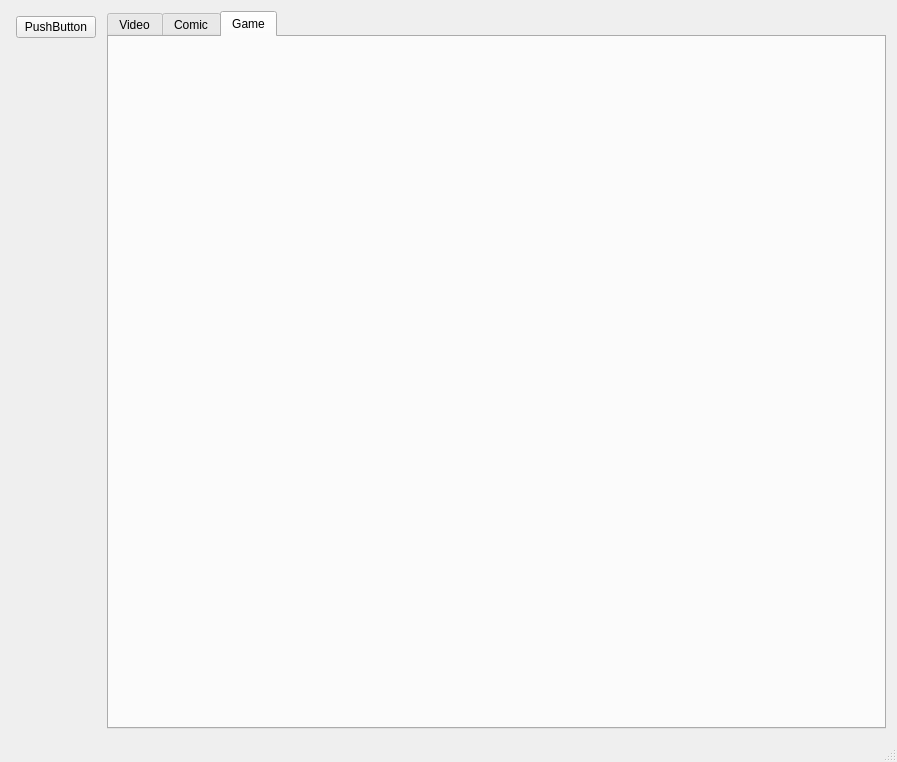
The window that XenogearsPack/XenogearsPack.ui (marthinusswart/XenogearsPack) describes before a commit, drawn with Qt 5.
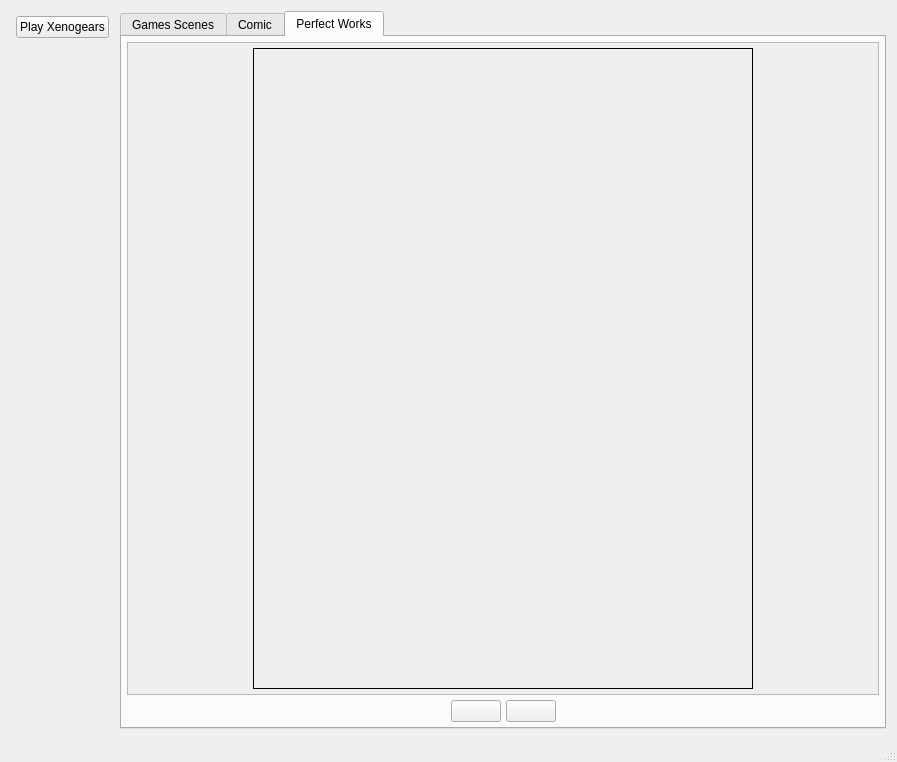
The same window after the commit. The open tabs and pages were chosen to show the change. Icons and pictures are not drawn.

Patch:
```diff
--- a/XenogearsPack/XenogearsPack.ui
+++ b/XenogearsPack/XenogearsPack.ui
@@ -35,7 +35,7 @@
       <item>
        <widget class="QPushButton" name="pushButton">
         <property name="text">
-         <string>PushButton</string>
+         <string>Play Xenogears</string>
         </property>
        </widget>
       </item>
@@ -63,7 +63,7 @@
         </property>
         <widget class="QWidget" name="tabVideo">
          <attribute name="title">
-          <string>Video</string>
+          <string>Games Scenes</string>
          </attribute>
         </widget>
         <widget class="QWidget" name="tabComic">
@@ -268,8 +268,211 @@
         </widget>
         <widget class="QWidget" name="tabGame">
          <attribute name="title">
-          <string>Game</string>
+          <string>Perfect Works</string>
          </attribute>
+         <layout class="QVBoxLayout" name="verticalLayout_7">
+          <property name="spacing">
+           <number>5</number>
+          </property>
+          <property name="leftMargin">
+           <number>5</number>
+          </property>
+          <property name="topMargin">
+           <number>5</number>
+          </property>
+          <property name="rightMargin">
+           <number>5</number>
+          </property>
+          <property name="bottomMargin">
+           <number>5</number>
+          </property>
+          <item>
+           <widget class="QScrollArea" name="scrollArea_2">
+            <property name="widgetResizable">
+             <bool>true</bool>
+            </property>
+            <widget class="QWidget" name="scrollAreaWidgetContents_2">
+             <property name="geometry">
+              <rect>
+               <x>0</x>
+               <y>0</y>
+               <width>754</width>
+               <height>649</height>
+              </rect>
+             </property>
+             <layout class="QVBoxLayout" name="verticalLayout_9">
+              <property name="spacing">
+               <number>0</number>
+              </property>
+              <property name="leftMargin">
+               <number>5</number>
+              </property>
+              <property name="topMargin">
+               <number>5</number>
+              </property>
+              <property name="rightMargin">
+               <number>5</number>
+              </property>
+              <property name="bottomMargin">
+               <number>5</number>
+              </property>
+              <item>
+               <layout class="QHBoxLayout" name="horizontalLayout_6">
+                <item>
+                 <spacer name="horizontalSpacer_8">
+                  <property name="orientation">
+                   <enum>Qt::Horizontal</enum>
+                  </property>
+                  <property name="sizeHint" stdset="0">
+                   <size>
+                    <width>40</width>
+                    <height>20</height>
+                   </size>
+                  </property>
+                 </spacer>
+                </item>
+                <item>
+                 <widget class="QLabel" name="labelPDFPerfectWorksView">
+                  <property name="minimumSize">
+                   <size>
+                    <width>500</width>
+                    <height>0</height>
+                   </size>
+                  </property>
+                  <property name="frameShape">
+                   <enum>QFrame::Box</enum>
+                  </property>
+                  <property name="text">
+                   <string/>
+                  </property>
+                  <property name="pixmap">
+                   <pixmap>Images/perfectworks-placeholder.png</pixmap>
+                  </property>
+                  <property name="scaledContents">
+                   <bool>false</bool>
+                  </property>
+                 </widget>
+                </item>
+                <item>
+                 <spacer name="horizontalSpacer_9">
+                  <property name="orientation">
+                   <enum>Qt::Horizontal</enum>
+                  </property>
+                  <property name="sizeHint" stdset="0">
+                   <size>
+                    <width>40</width>
+                    <height>20</height>
+                   </size>
+                  </property>
+                 </spacer>
+                </item>
+               </layout>
+              </item>
+             </layout>
+            </widget>
+           </widget>
+          </item>
+          <item>
+           <widget class="QWidget" name="widget_3" native="true">
+            <layout class="QVBoxLayout" name="verticalLayout_10">
+             <property name="spacing">
+              <number>0</number>
+             </property>
+             <property name="leftMargin">
+              <number>0</number>
+             </property>
+             <property name="topMargin">
+              <number>0</number>
+             </property>
+             <property name="rightMargin">
+              <number>0</number>
+             </property>
+             <property name="bottomMargin">
+              <number>0</number>
+             </property>
+             <item>
+              <layout class="QHBoxLayout" name="horizontalLayout_7">
+               <property name="spacing">
+                <number>5</number>
+               </property>
+               <property name="leftMargin">
+                <number>0</number>
+               </property>
+               <property name="topMargin">
+                <number>0</number>
+               </property>
+               <property name="rightMargin">
+                <number>0</number>
+               </property>
+               <property name="bottomMargin">
+                <number>0</number>
+               </property>
+               <item>
+                <spacer name="horizontalSpacer_11">
+                 <property name="orientation">
+                  <enum>Qt::Horizontal</enum>
+                 </property>
+                 <property name="sizeHint" stdset="0">
+                  <size>
+                   <width>40</width>
+                   <height>20</height>
+                  </size>
+                 </property>
+                </spacer>
+               </item>
+               <item>
+                <widget class="QPushButton" name="buttonPWPDFPrevious">
+                 <property name="minimumSize">
+                  <size>
+                   <width>50</width>
+                   <height>0</height>
+                  </size>
+                 </property>
+                 <property name="text">
+                  <string/>
+                 </property>
+                 <property name="icon">
+                  <iconset>
+                   <normaloff>Images/download-icon-skip+previous+24px-131985192117352638_256.png</normaloff>Images/download-icon-skip+previous+24px-131985192117352638_256.png</iconset>
+                 </property>
+                </widget>
+               </item>
+               <item>
+                <widget class="QPushButton" name="buttonPWPDFNext">
+                 <property name="minimumSize">
+                  <size>
+                   <width>50</width>
+                   <height>0</height>
+                  </size>
+                 </property>
+                 <property name="text">
+                  <string/>
+                 </property>
+                 <property name="icon">
+                  <iconset>
+                   <normaloff>Images/download-icon-skip+next+24px-131985192058323565_256.png</normaloff>Images/download-icon-skip+next+24px-131985192058323565_256.png</iconset>
+                 </property>
+                </widget>
+               </item>
+               <item>
+                <spacer name="horizontalSpacer_10">
+                 <property name="orientation">
+                  <enum>Qt::Horizontal</enum>
+                 </property>
+                 <property name="sizeHint" stdset="0">
+                  <size>
+                   <width>40</width>
+                   <height>20</height>
+                  </size>
+                 </property>
+                </spacer>
+               </item>
+              </layout>
+             </item>
+            </layout>
+           </widget>
+          </item>
+         </layout>
         </widget>
        </widget>
       </item>
```
Left out of the diff: 235 changed lines with no effect on the pictures.
